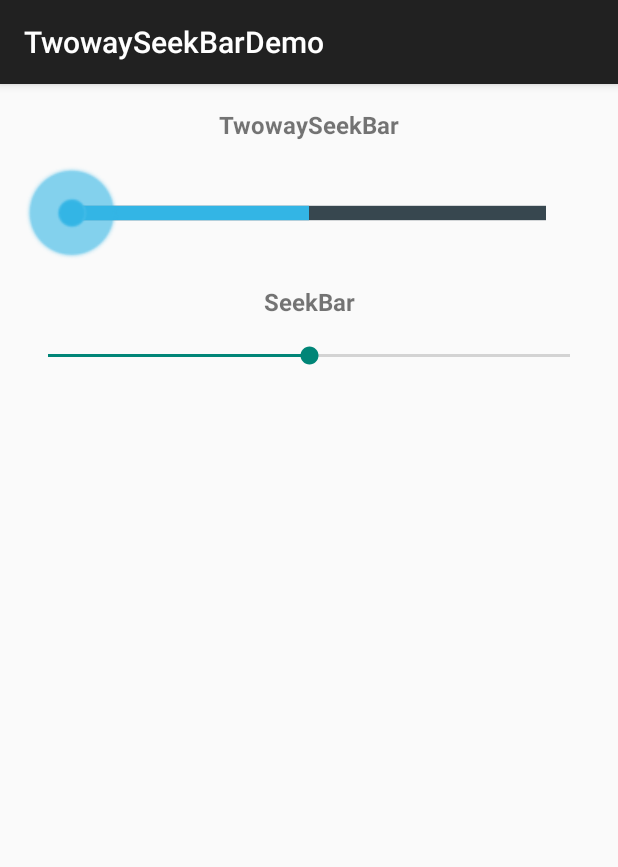
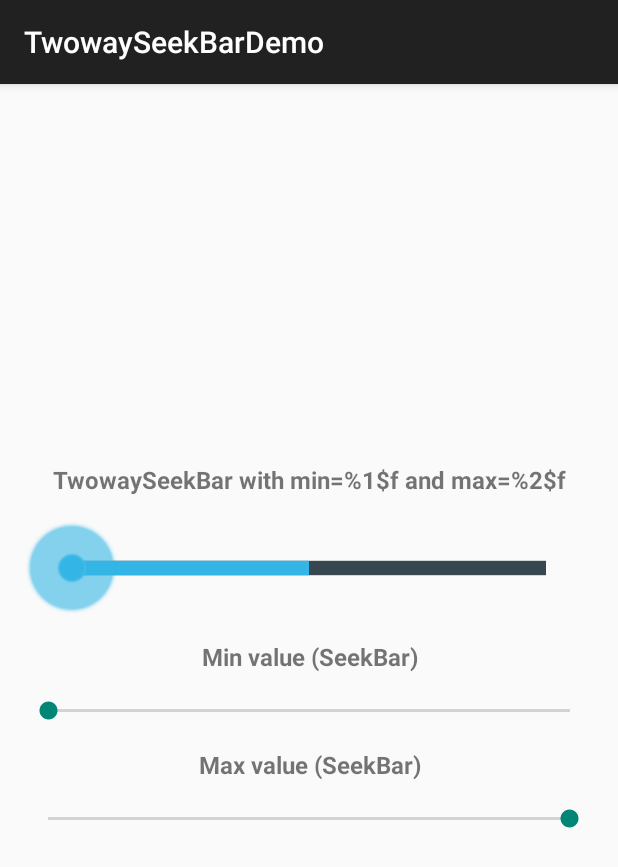
Before and after one commit to Guiorgy/TwowaySeekBar, an Android app: the screen it shows after launch (MainActivity), on a phone screen of 412 x 824 dp. Shown: the top 867 px of the screen. Run offline under Robolectric (Android 15) with nearby library versions, the phone set to English and light mode, and no system bars.

Commit message:
update demo app

```diff
--- a/app/src/main/java/com/vashisthg/guiorgy/demo/MainActivity.kt
+++ b/app/src/main/java/com/vashisthg/guiorgy/demo/MainActivity.kt
@@ -17,16 +17,35 @@ class MainActivity : AppCompatActivity() {
         }
         twowaySeekBar.notifyWhileDragging = true
 
-        val seekBar = findViewById<SeekBar>(R.id.seek_bar)
-        seekBar.setOnSeekBarChangeListener(object: SeekBar.OnSeekBarChangeListener {
+        val minSeekBar = findViewById<SeekBar>(R.id.min_seek_bar)
+        minSeekBar.setOnSeekBarChangeListener(object: SeekBar.OnSeekBarChangeListener {
             override fun onProgressChanged(seekBar: SeekBar?, progress: Int, fromUser: Boolean) {
-                Log.d(LOGTAG, "seekbar value:$progress")
+                Log.d(LOGTAG, "twowayseekbar min value:$progress")
+                twowaySeekBar.minValue = progress.toDouble()
+                twowaySeekBar.startValue = (twowaySeekBar.maxValue + twowaySeekBar.minValue) / 2.0
             }
 
             override fun onStartTrackingTouch(seekBar: SeekBar?) {
             }
 
-            override fun onStopTrackingTouch(sb: SeekBar?) {
+            override fun onStopTrackingTouch(seekBar: SeekBar?) {
+            }
+        })
+
+        val maxSeekBar = findViewById<ReversedSeekBar>(R.id.max_seek_bar)
+        maxSeekBar.setOnSeekBarChangeListener(object: SeekBar.OnSeekBarChangeListener {
+            override fun onProgressChanged(seekBar: SeekBar?, progress: Int, fromUser: Boolean) {
+                if (seekBar == null) return
+                @Suppress("NAME_SHADOWING") val progress = seekBar.max - progress + seekBar.min
+                Log.d(LOGTAG, "twowayseekbar max value:$progress")
+                twowaySeekBar.maxValue = progress.toDouble()
+                twowaySeekBar.startValue = (twowaySeekBar.maxValue + twowaySeekBar.minValue) / 2.0
+            }
+
+            override fun onStartTrackingTouch(seekBar: SeekBar?) {
+            }
+
+            override fun onStopTrackingTouch(seekBar: SeekBar?) {
             }
         })
     }
--- /dev/null
+++ b/app/src/main/java/com/vashisthg/guiorgy/demo/ReverseSeekBar.kt
@@ -0,0 +1,26 @@
+package com.vashisthg.guiorgy.demo
+
+import android.content.Context
+import android.graphics.Canvas
+import android.util.AttributeSet
+import android.view.MotionEvent
+import android.widget.SeekBar
+
+
+class ReversedSeekBar : SeekBar {
+    constructor(context: Context?) : super(context)
+    constructor(context: Context?, attrs: AttributeSet?) : super(context, attrs)
+    constructor(context: Context?, attrs: AttributeSet?, defStyle: Int) : super(context, attrs, defStyle)
+
+    override fun onDraw(canvas: Canvas) {
+        val px = this.width / 2.0f
+        val py = this.height / 2.0f
+        canvas.scale(-1f, 1f, px, py)
+        super.onDraw(canvas)
+    }
+
+    override fun onTouchEvent(event: MotionEvent): Boolean {
+        event.setLocation(this.width - event.x, event.y)
+        return super.onTouchEvent(event)
+    }
+}
--- a/app/src/main/res/layout/activity_main.xml
+++ b/app/src/main/res/layout/activity_main.xml
@@ -10,6 +10,11 @@
     android:paddingBottom="@dimen/activity_vertical_margin"
     tools:context="com.vashisthg.guiorgy.demo.MainActivity">
 
+    <Space
+        android:layout_width="match_parent"
+        android:layout_height="0dp"
+        android:layout_weight="1"/>
+
     <TextView
         android:layout_width="match_parent"
         android:layout_height="wrap_content"
@@ -17,16 +22,16 @@
         android:gravity="center"
         android:textSize="16sp"
         android:textStyle="bold"
-        android:text="TwowaySeekBar"/>
+        android:text="@string/twoway_seek_bar_label"/>
 
     <com.vashisthg.guiorgy.TwowaySeekBar
         android:id="@+id/twoway_seek_bar"
         android:layout_width="match_parent"
         android:layout_height="wrap_content"
         android:layout_marginBottom="@dimen/activity_vertical_margin"
-        custom:minValue="-40.0"
-        custom:maxValue="40.0"
-        android:progress="20"
+        custom:minValue="-50.0"
+        custom:maxValue="50.0"
+        android:progress="0"
         custom:defaultBackgroundColor="@color/default_background_color"
         custom:defaultBackgroundRangeColor="@color/default_background_range_color"/>
 
@@ -37,14 +42,38 @@
         android:gravity="center"
         android:textSize="16sp"
         android:textStyle="bold"
-        android:text="SeekBar"/>
+        android:text="@string/min_seek_bar_label"/>
 
     <SeekBar
-        android:id="@+id/seek_bar"
+        android:id="@+id/min_seek_bar"
         android:layout_width="match_parent"
         android:layout_height="wrap_content"
         android:layout_marginBottom="@dimen/activity_vertical_margin"
-        android:min="-40"
-        android:max="40"
-        android:progress="0"/>
+        android:min="-50"
+        android:max="50"
+        android:progress="-50"/>
+
+    <TextView
+        android:layout_width="match_parent"
+        android:layout_height="wrap_content"
+        android:layout_marginBottom="@dimen/activity_vertical_margin"
+        android:gravity="center"
+        android:textSize="16sp"
+        android:textStyle="bold"
+        android:text="@string/max_seek_bar_label"/>
+
+    <com.vashisthg.guiorgy.demo.ReversedSeekBar
+        android:id="@+id/max_seek_bar"
+        android:layout_width="match_parent"
+        android:layout_height="wrap_content"
+        android:layout_marginBottom="@dimen/activity_vertical_margin"
+        android:min="-50"
+        android:max="50"
+        android:progress="-50"/>
+
+    <Space
+        android:layout_width="match_parent"
+        android:layout_height="0dp"
+        android:layout_weight="1"/>
+
 </LinearLayout>
--- a/app/src/main/res/values/strings.xml
+++ b/app/src/main/res/values/strings.xml
@@ -2,5 +2,8 @@
 <resources>
 
     <string name="app_name">TwowaySeekBarDemo</string>
+    <string name="twoway_seek_bar_label">TwowaySeekBar with min=%1$f and max=%2$f</string>
+    <string name="min_seek_bar_label">Min value (SeekBar)</string>
+    <string name="max_seek_bar_label">Max value (SeekBar)</string>
 
 </resources>
```
